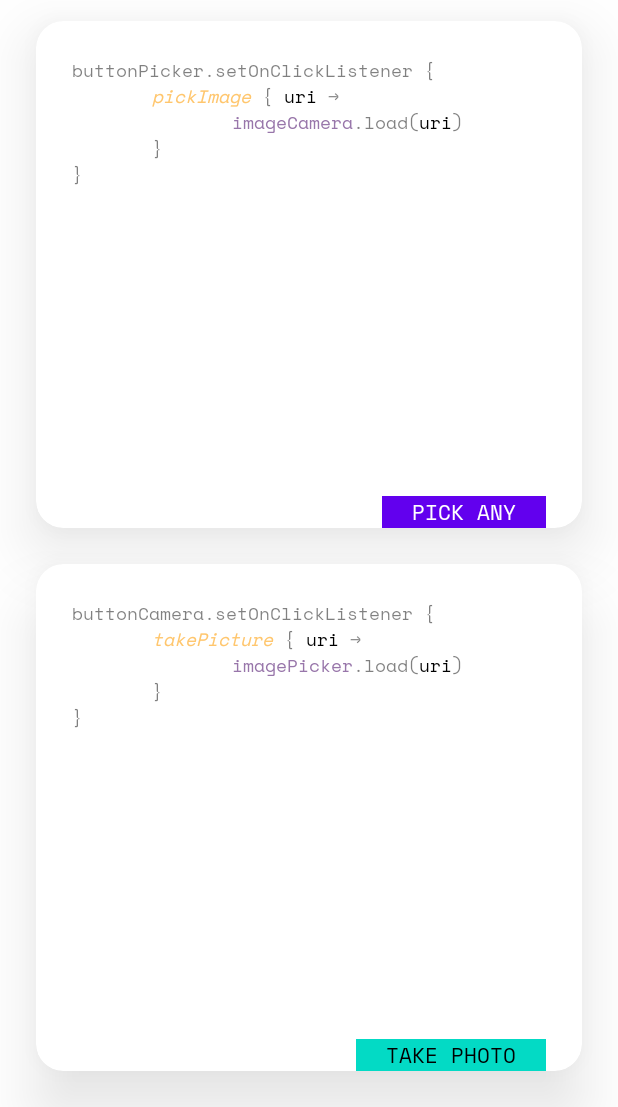
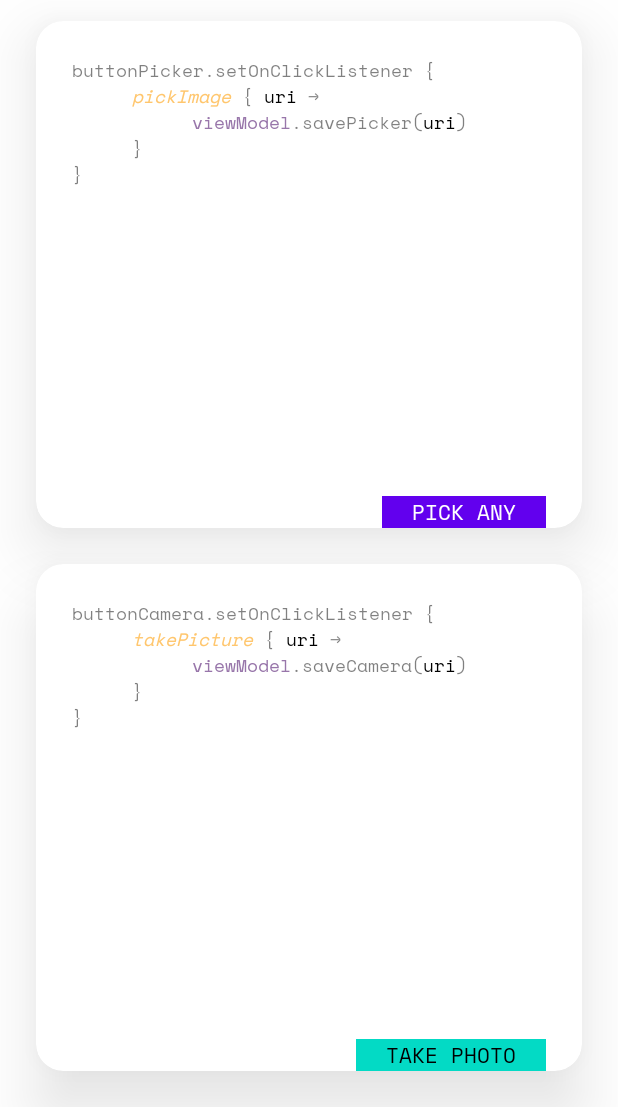
Before and after one commit to acolombo11/plukke, an Android app: the screen it shows after launch (DemoActivity), on a phone screen of 412 x 824 dp, the part 129-1236 px from its top. Run offline under Robolectric (Android 15) with nearby library versions, the light colour scheme and no system bars.

Commit message:
Refactor example

```diff
--- a/app/src/main/java/eu/acolombo/plukke/example/DemoActivity.kt
+++ b/app/src/main/java/eu/acolombo/plukke/example/DemoActivity.kt
@@ -1,24 +1,19 @@
 package eu.acolombo.plukke.example
 
-import android.net.Uri
 import android.os.Bundle
-import android.widget.ImageView
 import android.widget.TextView
 import androidx.activity.ComponentActivity
 import androidx.activity.viewModels
 import androidx.appcompat.app.AppCompatActivity
-import androidx.lifecycle.MutableLiveData
 import androidx.lifecycle.Observer
-import androidx.lifecycle.ViewModel
-import com.bumptech.glide.Glide
 import eu.acolombo.plukke.example.utils.CodeBuilder
 import eu.acolombo.plukke.example.utils.CodeBuilder.Code.Highlight
 import eu.acolombo.plukke.example.utils.CodeBuilder.Code.Keyword.Extension
 import eu.acolombo.plukke.example.utils.CodeBuilder.Code.Keyword.Variable
+import eu.acolombo.plukke.example.utils.load
 import eu.acolombo.plukke.pickImage
 import eu.acolombo.plukke.takePicture
 import kotlinx.android.synthetic.main.activity_demo.*
-
 
 class DemoActivity : AppCompatActivity(R.layout.activity_demo) {
 
@@ -30,56 +25,54 @@
         // Choose between taking a photo or picking from gallery using Plukke's ActivityResultContracts.Choose
         buttonPicker.setOnClickListener {
             pickImage { uri ->
-                viewModel.savePickerResult(uri) // Do your own thing here instead
+                viewModel.savePicker(uri) // Do your own thing here instead
             }
         }
 
         // Taking a photo using Ktx's ActivityResultContracts.TakePicture without the need of a FileProvider
         buttonCamera.setOnClickListener {
             takePicture { uri ->
-                viewModel.saveCameraResult(uri) // Do your own thing here instead
+                viewModel.saveCamera(uri) // Do your own thing here instead
             }
         }
 
         // Examples are on multiple lines for clarity, but they lend themselves pretty well to one-liners:
-        // i.e. cardPicker.setOnClickListener { pickImage { uri -> imagePicker.load(uri) } }
+        // i.e. buttonPicker.setOnClickListener { pickImage { uri -> imagePicker.load(uri) } }
         setupDemo()
     }
 
-    // Using a crude implementation of ViewModel just to retain state on configuration change
-    // Using a viewModel might be the best choice for yourself too, but make sure you don't copy this implementation
-    // It's as simple as it gets just to keep the examples short
-    class DemoViewModel : ViewModel() {
-        val picker = MutableLiveData<Uri>()
-        val camera = MutableLiveData<Uri>()
-
-        fun savePickerResult(uri: Uri) { picker.value = uri }
-        fun saveCameraResult(uri: Uri) { picker.value = uri }
-    }
-
     private fun setupDemo() {
-        viewModel.picker.observe(this, Observer { uri -> imagePicker.load(uri) })
-        viewModel.camera.observe(this, Observer { uri -> imageCamera.load(uri) })
+        // Using a crude implementation of ViewModel just to retain state on configuration change
+        viewModel.pickerResult.observe(this, Observer { uri ->
+            imagePicker.load(uri)
+        })
+        viewModel.cameraResult.observe(this, Observer { uri ->
+            imageCamera.load(uri)
+        })
         setupDemoCodePreview()
     }
 
     private fun setupDemoCodePreview() {
         mapOf<TextView, Triple<String, String, String>>(
-            textPicker to Triple(::buttonPicker.name, ComponentActivity::pickImage.name, ::imageCamera.name),
-            textCamera to Triple(::buttonCamera.name, ComponentActivity::takePicture.name, ::imagePicker.name)
+            textPicker to Triple(
+                ::buttonPicker.name,
+                ComponentActivity::pickImage.name,
+                DemoViewModel::savePicker.name
+            ),
+            textCamera to Triple(
+                ::buttonCamera.name,
+                ComponentActivity::takePicture.name,
+                DemoViewModel::saveCamera.name
+            )
         ).forEach {
             it.key.text = CodeBuilder(this).apply {
                 append(it.value.first + ".setOnClickListener {")
                 indent(Extension(it.value.second), " { ", Highlight("uri"), " ->")
-                indent(Variable(it.value.third), ".load(", Highlight("uri"), ")")
+                    indent(Variable("viewModel"), ".${it.value.third}(", Highlight("uri"), ")")
                 recess("}")
                 recess("}")
             }.build()
         }
     }
 
-    private fun ImageView.load(uri: Uri) {
-        Glide.with(this).load(uri).into(imagePicker)
-    }
-
 }
--- a/app/src/main/java/eu/acolombo/plukke/example/DemoViewModel.kt
+++ b/app/src/main/java/eu/acolombo/plukke/example/DemoViewModel.kt
@@ -1,5 +1,23 @@
 package eu.acolombo.plukke.example
 
 import android.net.Uri
+import androidx.lifecycle.LiveData
 import androidx.lifecycle.MutableLiveData
 import androidx.lifecycle.ViewModel
+
+class DemoViewModel : ViewModel() {
+
+    private val _pickerResult = MutableLiveData<Uri>()
+    val pickerResult: LiveData<Uri> = _pickerResult
+    private val _cameraResult = MutableLiveData<Uri>()
+    val cameraResult: LiveData<Uri> = _cameraResult
+
+    fun savePicker(uri: Uri) {
+        _pickerResult.value = uri
+    }
+
+    fun saveCamera(uri: Uri) {
+        _cameraResult.value = uri
+    }
+
+}
--- a/app/src/main/java/eu/acolombo/plukke/example/utils/CodeBuilder.kt
+++ b/app/src/main/java/eu/acolombo/plukke/example/utils/CodeBuilder.kt
@@ -66,7 +66,7 @@
 
     fun appendLn(vararg text: CharSequence) {
         builder.appendln()
-        repeat(currentIndentation) { builder.append("\t\t\t\t") }
+        repeat(currentIndentation) { builder.append("\t\t\t") }
         append(*text)
     }
 
--- a/plukke/src/main/java/eu/acolombo/plukke/ActivityResultContracts.kt
+++ b/plukke/src/main/java/eu/acolombo/plukke/ActivityResultContracts.kt
@@ -41,10 +41,7 @@
         ) = Intent(MediaStore.ACTION_IMAGE_CAPTURE).putExtra(MediaStore.EXTRA_OUTPUT, uri)
 
         override fun parseResult(resultCode: Int, intent: Intent?): Uri? =
-            if (resultCode == RESULT_OK) uri else {
-                uri = null
-                null
-            }
+            if (resultCode == RESULT_OK) uri else null.also{ uri = null }
 
     }
 
```
Also changed, not shown: app/src/main/java/eu/acolombo/plukke/example/utils/GlideExt.kt (added, +8 -0 lines).
